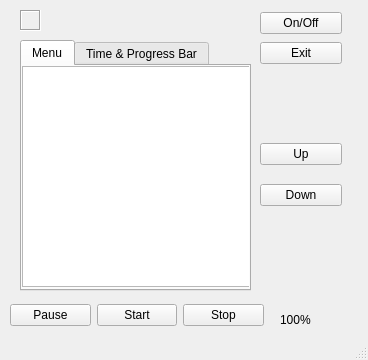
The window that Neuroset/mainwindow.ui (arthur-dao/Neuroset-Simulator) describes before a commit, drawn with Qt 5.
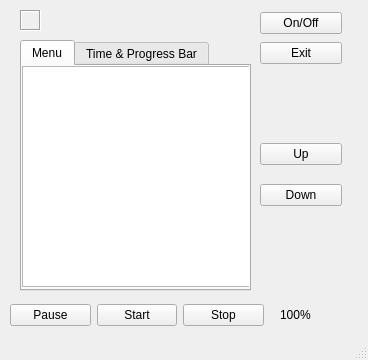
The same window after the commit. Custom widgets are drawn as their Qt base class.

Patch:
```diff
--- a/Neuroset/mainwindow.ui
+++ b/Neuroset/mainwindow.ui
@@ -96,9 +96,9 @@
     <property name="geometry">
      <rect>
       <x>280</x>
-      <y>310</y>
+      <y>299</y>
       <width>41</width>
-      <height>20</height>
+      <height>31</height>
      </rect>
     </property>
     <property name="text">
```
